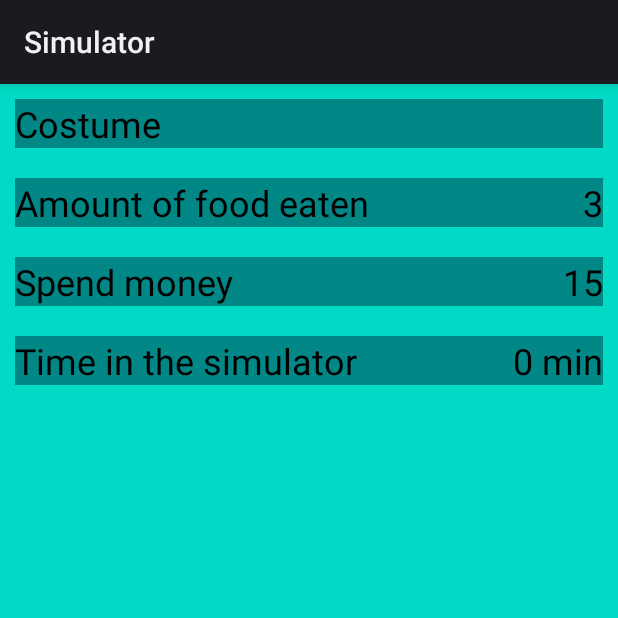
After one commit to Artsav23/Simulator1, an Android app: the fragment StatisticFragment shown on its own in the app's theme, on a phone screen of 412 x 824 dp, the top half of it. The commit adds this screen. Run offline under Robolectric (Android 15) with nearby library versions, the phone set to English and light mode, and no system bars.

Commit message:
add statisticFragment

```diff
--- a/app/src/main/java/com/example/myapplication/Fragments/FoodFragment.kt
+++ b/app/src/main/java/com/example/myapplication/Fragments/FoodFragment.kt
@@ -41,7 +41,7 @@ class FoodFragment : Fragment() {
                 Toast.makeText(activity, "In this costume you not let in cafe", Toast.LENGTH_SHORT).show()
             }
             else {
-                fragmentViewModel.action(10..15, -20..-20, null, context)
+                fragmentViewModel.action(10..15, -20..-20, 0..0, context)
             }
         }
     }
--- a/app/src/main/java/com/example/myapplication/Fragments/FragmentViewModel.kt
+++ b/app/src/main/java/com/example/myapplication/Fragments/FragmentViewModel.kt
@@ -24,18 +24,16 @@ class FragmentViewModel {
                     Toast.makeText(context, "Small money", Toast.LENGTH_SHORT).show()
                 }
                 else {
+                    if (moneyPoint < 0){
+                        MainActivityViewModel.Count.spendMoney -= moneyPoint
+                    }
+                    if (foodPoint > 0 ) {
+                        MainActivityViewModel.Count.AmountOfFoodEaten += 1
+                    }
                     MainActivityViewModel().add(foodPoint, moneyPoint, moodPoint)
                 }
             }
         }
     }
 
-    fun checkMoney (foodRange: IntRange, money: Int, moodRange: IntRange?, context: Context?) {
-        if (MainActivityViewModel.Count.money < money) {
-            Toast.makeText(context, "Small money", Toast.LENGTH_SHORT).show()
-        }
-        else {
-            action(foodRange, -money..-money, moodRange, context)
-        }
-    }
 }
--- /dev/null
+++ b/app/src/main/java/com/example/myapplication/Fragments/StatisticFragment.kt
@@ -0,0 +1,54 @@
+package com.example.myapplication.Fragments
+
+import android.opengl.Visibility
+import android.os.Bundle
+import androidx.fragment.app.Fragment
+import android.view.LayoutInflater
+import android.view.View
+import android.view.ViewGroup
+import com.example.myapplication.Main.MainActivityViewModel
+import com.example.myapplication.databinding.FragmentStatisticBinding
+
+
+class StatisticFragment : Fragment() {
+
+    lateinit var  binding: FragmentStatisticBinding
+
+    override fun onCreateView(
+        inflater: LayoutInflater, container: ViewGroup?,
+        savedInstanceState: Bundle?
+    ): View {
+        binding = FragmentStatisticBinding.inflate(inflater)
+            return binding.root
+    }
+
+    override fun onViewCreated(view: View, savedInstanceState: Bundle?) {
+        super.onViewCreated(view, savedInstanceState)
+        costume()
+        amountFood()
+        spendMoney()
+        time()
+    }
+
+    private fun costume() {
+        if (MainActivityViewModel.Count.normalClothes) {
+            binding.normalCostume.visibility = View.VISIBLE
+        }
+        if (MainActivityViewModel.Count.clubClothes) {
+            binding.clubCostume.visibility = View.VISIBLE
+        }
+        if (MainActivityViewModel.Count.workingClothes) {
+            binding.workingClothes.visibility = View.VISIBLE
+        }
+    }
+
+    private fun amountFood() {
+        binding.amountFood.text = MainActivityViewModel.Count.AmountOfFoodEaten.toString()
+    }
+    private fun spendMoney() {
+        binding.spendMoneyNumber.text = MainActivityViewModel.Count.spendMoney.toString()
+    }
+    private fun time() {
+        binding.time.text = "${MainActivityViewModel.Count.timeInSimulator} min"
+    }
+}
--- a/app/src/main/java/com/example/myapplication/Main/MainActivity.kt
+++ b/app/src/main/java/com/example/myapplication/Main/MainActivity.kt
@@ -10,6 +10,8 @@ import androidx.navigation.ui.setupWithNavController
 import com.example.myapplication.Main.MainActivity.Binding.binding
 import com.example.myapplication.R
 import com.example.myapplication.databinding.ActivityMainBinding
+import java.sql.Time
+import kotlin.concurrent.thread
 
 class MainActivity : AppCompatActivity() {
 
@@ -26,6 +28,9 @@ class MainActivity : AppCompatActivity() {
         mainActivityViewModel = MainActivityViewModel()
         setContentView(binding.root)
         controller()
+        thread {
+            time()
+        }
         mainActivityViewModel.reloadCount()
     }
 
@@ -33,6 +38,13 @@ class MainActivity : AppCompatActivity() {
         val navController = findNavController(R.id.fragment)
         binding.bottomNavigationView.setupWithNavController(navController)
         setupActionBarWithNavController(navController, AppBarConfiguration(setOf(R.id.foodFragment,
-            R.id.moneyFragment, R.id.moodFragment, R.id.shopFragment)))
+            R.id.moneyFragment, R.id.moodFragment, R.id.shopFragment, R.id.statisticFragment)))
+    }
+
+    private fun time() {
+        while (true) {
+            Thread.sleep(60000)
+            MainActivityViewModel.Count.timeInSimulator += 1
+        }
     }
 }
--- a/app/src/main/java/com/example/myapplication/Main/MainActivityViewModel.kt
+++ b/app/src/main/java/com/example/myapplication/Main/MainActivityViewModel.kt
@@ -10,9 +10,12 @@ object Count {
     var food = 30
     var money = 500
     var mood = 30
+    var AmountOfFoodEaten = 0
+    var spendMoney = 0
     var normalClothes = false
     var clubClothes = false
     var workingClothes = false
+    var timeInSimulator = 0
 }
 
     fun add(food: Int?, money: Int?, mood: Int?) {
@@ -65,6 +68,7 @@ object Count {
                         Count.normalClothes = true
                         Toast.makeText(context, "Done", Toast.LENGTH_SHORT).show()
                         Count.money -= money
+                        Count.spendMoney += money
                     }
                 }
                 2-> {
@@ -75,6 +79,7 @@ object Count {
                         Count.clubClothes = true
                         Toast.makeText(context, "Done", Toast.LENGTH_SHORT).show()
                         Count.money -= money
+                        Count.spendMoney += money
                     }
                 }
                 3-> {
@@ -85,6 +90,7 @@ object Count {
                         Count.workingClothes = true
                         Toast.makeText(context, "Done", Toast.LENGTH_SHORT).show()
                         Count.money -= money
+                        Count.spendMoney += money
                     }
                 }
             }
--- /dev/null
+++ b/app/src/main/res/drawable/ic_statistic.xml
@@ -0,0 +1,7 @@
+<vector android:height="24dp" android:tint="#000000"
+    android:viewportHeight="24" android:viewportWidth="24"
+    android:width="24dp" xmlns:android="http://schemas.android.com/apk/res/android">
+    <path android:fillColor="@android:color/white" android:pathData="M12,2C6.48,2 2,6.48 2,12s4.48,10 10,10s10,-4.48 10,-10S17.52,2 12,2zM12,20c-4.41,0 -8,-3.59 -8,-8c0,-0.01 0,-0.02 0,-0.03c2.31,-0.22 3.43,-1.59 4.34,-3.41C8.51,8.21 8.85,8 9.24,8h5.53c0.38,0 0.72,0.21 0.89,0.55c0.9,1.8 1.99,3.19 4.34,3.41c0,0.01 0,0.02 0,0.03C20,16.41 16.41,20 12,20z"/>
+    <path android:fillColor="@android:color/white" android:pathData="M9,13m-1.25,0a1.25,1.25 0,1 1,2.5 0a1.25,1.25 0,1 1,-2.5 0"/>
+    <path android:fillColor="@android:color/white" android:pathData="M15,13m-1.25,0a1.25,1.25 0,1 1,2.5 0a1.25,1.25 0,1 1,-2.5 0"/>
+</vector>
--- a/app/src/main/res/layout/activity_main.xml
+++ b/app/src/main/res/layout/activity_main.xml
@@ -109,4 +109,12 @@
         app:layout_constraintTop_toTopOf="@+id/imageView3"
         app:layout_constraintVertical_bias="0.444" />
 
+    <Chronometer
+        android:id="@+id/chronometer"
+        android:layout_width="wrap_content"
+        android:layout_height="wrap_content"
+        android:visibility="gone"
+        tools:layout_editor_absoluteX="343dp"
+        tools:layout_editor_absoluteY="25dp" />
+
 </androidx.constraintlayout.widget.ConstraintLayout>
--- a/app/src/main/res/layout/fragment_blank.xml
+++ /dev/null
@@ -1,14 +0,0 @@
-<?xml version="1.0" encoding="utf-8"?>
-<FrameLayout xmlns:android="http://schemas.android.com/apk/res/android"
-    xmlns:tools="http://schemas.android.com/tools"
-    android:layout_width="match_parent"
-    android:layout_height="match_parent"
-    tools:context=".BlankFragment">
-
-    <!-- TODO: Update blank fragment layout -->
-    <TextView
-        android:layout_width="match_parent"
-        android:layout_height="match_parent"
-        android:text="@string/hello_blank_fragment" />
-
-</FrameLayout>
--- /dev/null
+++ b/app/src/main/res/layout/fragment_statistic.xml
@@ -0,0 +1,148 @@
+<?xml version="1.0" encoding="utf-8"?>
+<androidx.constraintlayout.widget.ConstraintLayout xmlns:android="http://schemas.android.com/apk/res/android"
+    xmlns:tools="http://schemas.android.com/tools"
+    android:layout_width="match_parent"
+    android:layout_height="match_parent"
+    xmlns:app="http://schemas.android.com/apk/res-auto"
+    android:background="@color/teal_200"
+    tools:context="Fragments.StatisticFragment">
+
+    <LinearLayout
+        android:layout_width="match_parent"
+        android:layout_height="match_parent"
+        android:orientation="vertical"
+        app:layout_constraintBottom_toBottomOf="parent"
+        app:layout_constraintEnd_toEndOf="parent"
+        app:layout_constraintHorizontal_bias="0.0"
+        app:layout_constraintStart_toStartOf="parent"
+        app:layout_constraintTop_toTopOf="parent"
+        app:layout_constraintVertical_bias="0.0">
+
+        <LinearLayout
+            android:id="@+id/costume"
+            android:layout_width="match_parent"
+            android:layout_height="wrap_content"
+            android:layout_margin="10dp"
+            android:background="@color/teal_700"
+            android:orientation="horizontal">
+
+            <TextView
+                android:id="@+id/costume_textView"
+                android:layout_width="wrap_content"
+                android:layout_height="wrap_content"
+                android:layout_weight="1"
+                android:text="Costume"
+                android:textColor="@color/black"
+                android:textSize="24sp" />
+
+            <ImageView
+                android:id="@+id/normalCostume"
+                android:layout_width="30dp"
+                android:layout_height="30dp"
+                android:layout_weight="1"
+                android:src="@drawable/normal_costume"
+                android:visibility="gone" />
+
+            <ImageView
+                android:id="@+id/clubCostume"
+                android:layout_width="30dp"
+                android:layout_height="30dp"
+                android:layout_weight="1"
+                android:src="@drawable/club_costume"
+                android:visibility="gone" />
+
+            <ImageView
+                android:id="@+id/workingClothes"
+                android:layout_width="30dp"
+                android:layout_height="30dp"
+                android:layout_weight="1"
+                android:src="@drawable/working_clothes"
+                android:visibility="gone" />
+        </LinearLayout>
+
+        <LinearLayout
+            android:id="@+id/amount_of_food_eaten"
+            android:layout_width="match_parent"
+            android:layout_height="wrap_content"
+            android:layout_margin="10dp"
+            android:background="@color/teal_700"
+            android:orientation="horizontal">
+
+            <TextView
+                android:id="@+id/amount_of_food_eaten_textView"
+                android:layout_width="wrap_content"
+                android:layout_height="wrap_content"
+                android:layout_weight="1"
+                android:text="Amount of food eaten"
+                android:textColor="@color/black"
+                android:textSize="24sp" />
+
+            <TextView
+                android:id="@+id/amountFood"
+                android:layout_width="wrap_content"
+                android:layout_height="wrap_content"
+                android:layout_weight="1"
+                android:gravity="right"
+                android:text="0"
+                android:textColor="@color/black"
+                android:textSize="24sp" />
+        </LinearLayout>
+
+        <LinearLayout
+            android:id="@+id/spend_money"
+            android:layout_width="match_parent"
+            android:layout_height="wrap_content"
+            android:layout_margin="10dp"
+            android:background="@color/teal_700"
+            android:orientation="horizontal">
+
+            <TextView
+                android:id="@+id/spend_money_textView"
+                android:layout_width="wrap_content"
+                android:layout_height="wrap_content"
+                android:layout_weight="1"
+                android:text="Spend money"
+                android:textColor="@color/black"
+                android:textSize="24sp" />
+
+            <TextView
+                android:id="@+id/spend_money_number"
+                android:layout_width="wrap_content"
+                android:layout_height="wrap_content"
+                android:layout_weight="1"
+                android:gravity="right"
+                android:text="0$"
+                android:textColor="@color/black"
+                android:textSize="24sp" />
+        </LinearLayout>
+
+        <LinearLayout
+            android:id="@+id/time_in_the_simulator"
+            android:layout_width="match_parent"
+            android:layout_height="wrap_content"
+            android:layout_margin="10dp"
+            android:background="@color/teal_700"
+            android:orientation="horizontal">
+
+            <TextView
+                android:id="@+id/time_in_the_simulator_textView"
+                android:layout_width="wrap_content"
+                android:layout_height="wrap_content"
+                android:layout_weight="1"
+                android:text="Time in the simulator"
+                android:textColor="@color/black"
+                android:textSize="24sp" />
+
+            <TextView
+                android:id="@+id/time"
+                android:layout_width="wrap_content"
+                android:layout_height="wrap_content"
+                android:layout_weight="1"
+                android:gravity="right"
+                android:text="0"
+                android:textColor="@color/black"
+                android:textSize="24sp" />
+        </LinearLayout>
+
+    </LinearLayout>
+</androidx.constraintlayout.widget.ConstraintLayout>
--- a/app/src/main/res/menu/menu.xml
+++ b/app/src/main/res/menu/menu.xml
@@ -19,4 +19,8 @@
         android:title="@string/Shop"
         android:icon="@drawable/ic_shop"
         android:id="@+id/shopFragment"/>
+<item
+        android:title="@string/Statistic"
+        android:icon="@drawable/ic_statistic"
+        android:id="@+id/statisticFragment"/>
 </menu>
--- a/app/src/main/res/navigation/navigation.xml
+++ b/app/src/main/res/navigation/navigation.xml
@@ -24,4 +24,8 @@
         android:id="@+id/shopFragment"
         android:name="com.example.myapplication.Fragments.ShopFragment"
         android:label="@string/Shop" />
+    <fragment
+        android:id="@+id/statisticFragment"
+        android:name="com.example.myapplication.Fragments.StatisticFragment"
+        android:label="Statistic" />
 </navigation>
--- a/app/src/main/res/values/strings.xml
+++ b/app/src/main/res/values/strings.xml
@@ -6,4 +6,5 @@
     <string name="Money">Money</string>
     <string name="Mood">Mood</string>
     <string name="Shop">Shop</string>
+    <string name="Statistic">Statistic</string>
 </resources>
```
